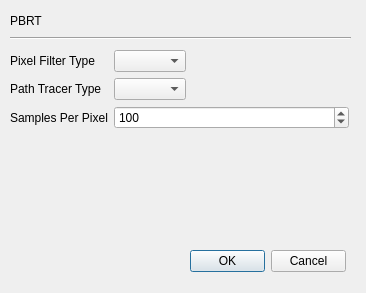
First picture: the form in poc/golemPy/examples/gnr/ui/PbrtDialog.ui, repository golemfactory/clay, before the edit.
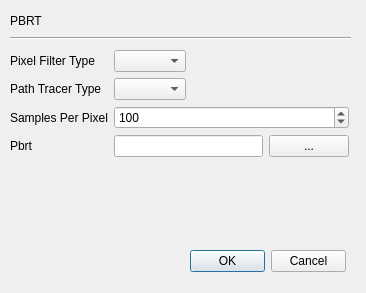
Second picture: the form after the edit.

Commit message: Osobne dodawanie pbrt.exe

The edit to the form file:
```diff
--- a/poc/golemPy/examples/gnr/ui/PbrtDialog.ui
+++ b/poc/golemPy/examples/gnr/ui/PbrtDialog.ui
@@ -121,6 +121,27 @@
       </property>
      </widget>
     </item>
+    <item row="4" column="0">
+     <widget class="QLabel" name="label">
+      <property name="text">
+       <string>Pbrt</string>
+      </property>
+     </widget>
+    </item>
+    <item row="4" column="1">
+     <layout class="QHBoxLayout" name="horizontalLayout">
+      <item>
+       <widget class="QLineEdit" name="pbrtPathLineEdit"/>
+      </item>
+      <item>
+       <widget class="QPushButton" name="pbrtPathButton">
+        <property name="text">
+         <string>...</string>
+        </property>
+       </widget>
+      </item>
+     </layout>
+    </item>
    </layout>
   </widget>
   <widget class="QDialogButtonBox" name="buttonBox">
```
The commit also changes 4 other files.
